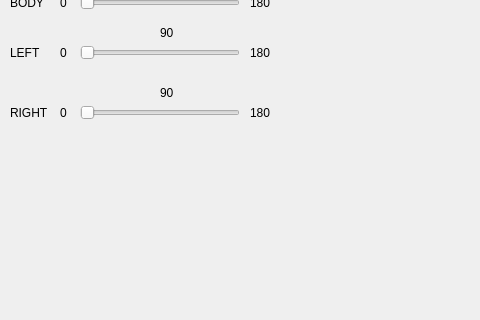
The window that ui/SDK.ui (xidi0722/--) describes before a commit, drawn with Qt 5; both pictures show x 0 to 480 and y 105 to 425 of the 581 by 425 pixel window.
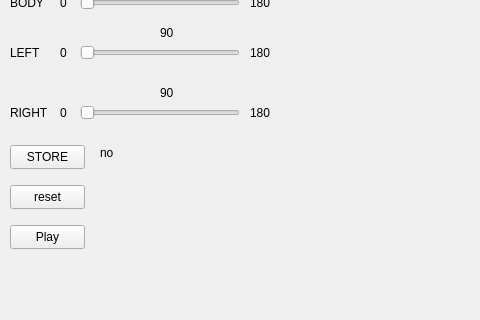
The same window after the commit.

The edit to the form file:
```diff
--- a/ui/SDK.ui
+++ b/ui/SDK.ui
@@ -281,6 +281,58 @@
     </rect>
    </property>
   </widget>
+  <widget class="QPushButton" name="store_button">
+   <property name="geometry">
+    <rect>
+     <x>10</x>
+     <y>250</y>
+     <width>75</width>
+     <height>24</height>
+    </rect>
+   </property>
+   <property name="text">
+    <string>STORE</string>
+   </property>
+  </widget>
+  <widget class="QLabel" name="store_status">
+   <property name="geometry">
+    <rect>
+     <x>100</x>
+     <y>250</y>
+     <width>53</width>
+     <height>16</height>
+    </rect>
+   </property>
+   <property name="text">
+    <string>no</string>
+   </property>
+  </widget>
+  <widget class="QPushButton" name="reset_button">
+   <property name="geometry">
+    <rect>
+     <x>10</x>
+     <y>290</y>
+     <width>75</width>
+     <height>24</height>
+    </rect>
+   </property>
+   <property name="text">
+    <string>reset</string>
+   </property>
+  </widget>
+  <widget class="QPushButton" name="play_button">
+   <property name="geometry">
+    <rect>
+     <x>10</x>
+     <y>330</y>
+     <width>75</width>
+     <height>24</height>
+    </rect>
+   </property>
+   <property name="text">
+    <string>Play</string>
+   </property>
+  </widget>
   <zorder>widget</zorder>
   <zorder>Slider3</zorder>
   <zorder>Slider4</zorder>
```
Left out of the diff: 4 changed lines with no effect on the pictures.
